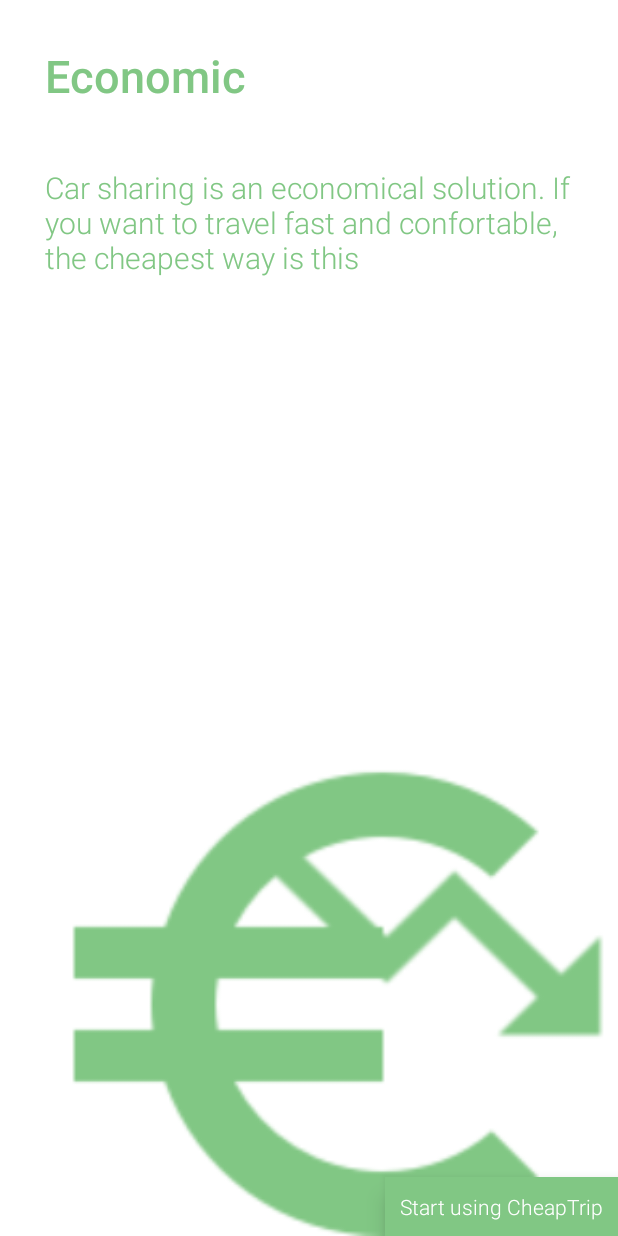
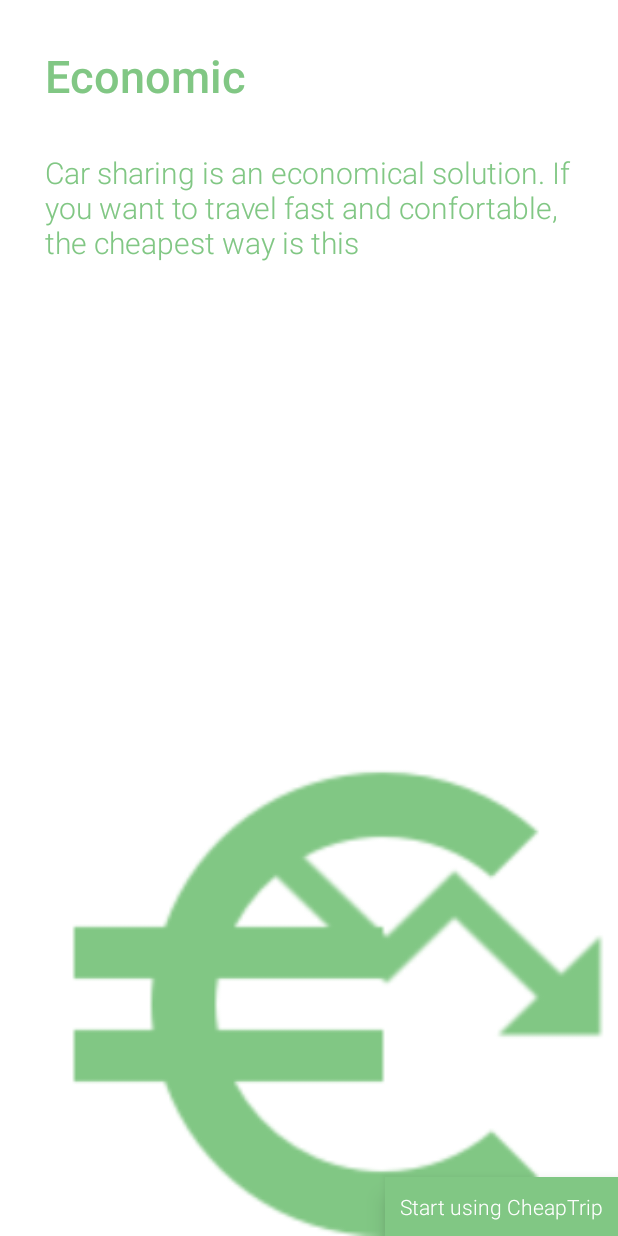
Before and after one commit to TCM5/CheapTrip, an Android app: the screen it shows after launch (IntroductionActivity), on a phone screen of 412 x 824 dp. Run offline under Robolectric (Android 15) with nearby library versions, the phone set to English and light mode, and no system bars.

Commit message:
solving bugs

```diff
--- a/app/src/main/res/layout/fragment_introducion_slide.xml
+++ b/app/src/main/res/layout/fragment_introducion_slide.xml
@@ -34,7 +34,7 @@
                 android:layout_marginBottom="15dp"
                 android:layout_marginLeft="30dp"
                 android:layout_marginRight="30dp"
-                android:layout_marginTop="25dp"
+                android:layout_marginTop="15dp"
                 android:ellipsize="none"
                 android:scrollHorizontally="false"
                 android:text="@string/fragment_introduction_slide_desc2_text"
```
